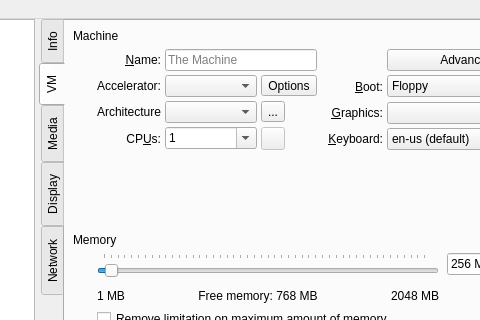
The window that src/Main_Window.ui (tobimensch/aqemu) describes before a commit, drawn with Qt 5; both pictures show x 373 to 853 and y 0 to 320 of the 982 by 669 pixel window.
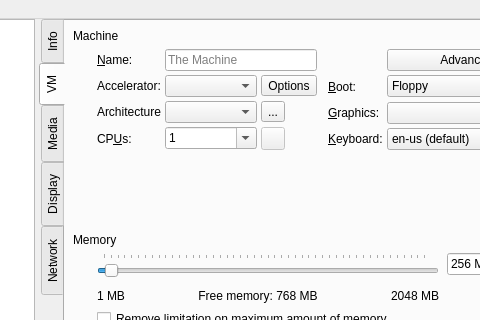
The same window after the commit. The open tabs and pages were chosen to show the change. Icons and pictures are not drawn. Custom widgets are drawn as their Qt base class.

Commit message: Fix for Settings Widgets list getting too small in some themes. Small changes (mostly automatically induced by qt-designer).

Patch:
```diff
--- a/src/Main_Window.ui
+++ b/src/Main_Window.ui
@@ -355,9 +355,6 @@
                    <property name="text">
                     <string>Architecture</string>
                    </property>
-                   <property name="alignment">
-                    <set>Qt::AlignRight|Qt::AlignTrailing|Qt::AlignVCenter</set>
-                   </property>
                   </widget>
                  </item>
                  <item row="3" column="0">
@@ -371,9 +368,6 @@
                    <property name="text">
                     <string>CP&amp;Us:</string>
                    </property>
-                   <property name="alignment">
-                    <set>Qt::AlignRight|Qt::AlignTrailing|Qt::AlignVCenter</set>
-                   </property>
                    <property name="buddy">
                     <cstring>CB_CPU_Count</cstring>
                    </property>
@@ -428,9 +422,6 @@
                    <property name="text">
                     <string>Accelerator:</string>
                    </property>
-                   <property name="alignment">
-                    <set>Qt::AlignRight|Qt::AlignTrailing|Qt::AlignVCenter</set>
-                   </property>
                   </widget>
                  </item>
                  <item row="1" column="2">
@@ -455,9 +446,6 @@
                    <property name="text">
                     <string>&amp;Name:</string>
                    </property>
-                   <property name="alignment">
-                    <set>Qt::AlignRight|Qt::AlignTrailing|Qt::AlignVCenter</set>
-                   </property>
                    <property name="buddy">
                     <cstring>Edit_Machine_Name</cstring>
                    </property>
@@ -519,9 +507,6 @@
                    <property name="text">
                     <string>&amp;Boot:</string>
                    </property>
-                   <property name="alignment">
-                    <set>Qt::AlignRight|Qt::AlignTrailing|Qt::AlignVCenter</set>
-                   </property>
                    <property name="textInteractionFlags">
                     <set>Qt::LinksAccessibleByMouse</set>
                    </property>
@@ -585,9 +570,6 @@
                    <property name="text">
                     <string>&amp;Graphics:</string>
                    </property>
-                   <property name="alignment">
-                    <set>Qt::AlignRight|Qt::AlignTrailing|Qt::AlignVCenter</set>
-                   </property>
                    <property name="buddy">
                     <cstring>CB_Video_Card</cstring>
                    </property>
@@ -623,9 +605,6 @@
                    <property name="text">
                     <string>&amp;Keyboard:</string>
                    </property>
-                   <property name="alignment">
-                    <set>Qt::AlignRight|Qt::AlignTrailing|Qt::AlignVCenter</set>
-                   </property>
                    <property name="buddy">
                     <cstring>CB_Keyboard_Layout</cstring>
                    </property>
```
Left out of the diff: 24 changed lines with no effect on the pictures. The commit also changes 5 other files.
